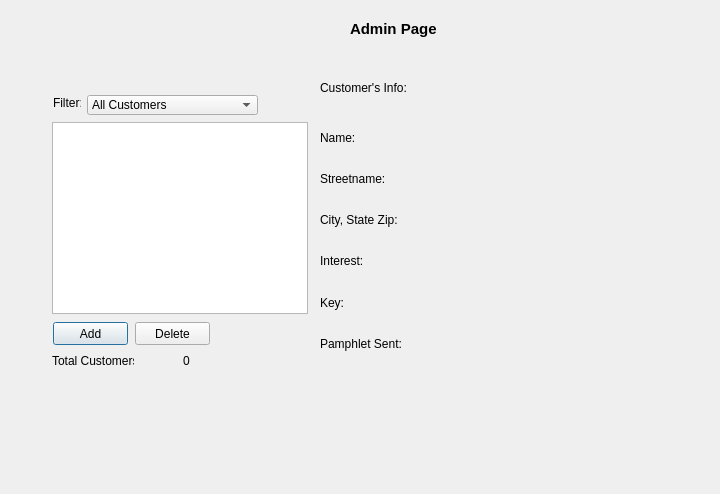
Above: Project/adminwindow.ui from nhitz/CS1CProject2 before the change. Below: the same form after it.
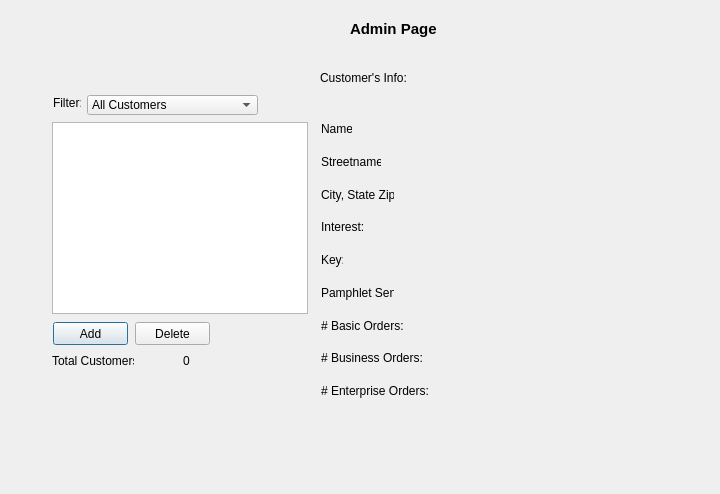
That is the form after the change.

Commit message: Updated admin window to display purchases

The edit to the form file:
```diff
--- a/Project/adminwindow.ui
+++ b/Project/adminwindow.ui
@@ -37,7 +37,7 @@
    <property name="geometry">
     <rect>
      <x>320</x>
-     <y>80</y>
+     <y>70</y>
      <width>141</width>
      <height>16</height>
     </rect>
@@ -146,109 +146,193 @@
     <string>Delete</string>
    </property>
   </widget>
+  <widget class="QLabel" name="label_9">
+   <property name="geometry">
+    <rect>
+     <x>321</x>
+     <y>121</y>
+     <width>31</width>
+     <height>16</height>
+    </rect>
+   </property>
+   <property name="text">
+    <string>Name:</string>
+   </property>
+  </widget>
+  <widget class="QLabel" name="label_8">
+   <property name="geometry">
+    <rect>
+     <x>321</x>
+     <y>154</y>
+     <width>60</width>
+     <height>16</height>
+    </rect>
+   </property>
+   <property name="text">
+    <string>Streetname:</string>
+   </property>
+  </widget>
+  <widget class="QLabel" name="label_7">
+   <property name="geometry">
+    <rect>
+     <x>321</x>
+     <y>187</y>
+     <width>73</width>
+     <height>16</height>
+    </rect>
+   </property>
+   <property name="text">
+    <string>City, State Zip:</string>
+   </property>
+  </widget>
+  <widget class="QLabel" name="label_6">
+   <property name="geometry">
+    <rect>
+     <x>321</x>
+     <y>219</y>
+     <width>43</width>
+     <height>16</height>
+    </rect>
+   </property>
+   <property name="text">
+    <string>Interest:</string>
+   </property>
+  </widget>
+  <widget class="QLabel" name="label_5">
+   <property name="geometry">
+    <rect>
+     <x>321</x>
+     <y>252</y>
+     <width>22</width>
+     <height>16</height>
+    </rect>
+   </property>
+   <property name="text">
+    <string>Key:</string>
+   </property>
+  </widget>
+  <widget class="QLabel" name="label_4">
+   <property name="geometry">
+    <rect>
+     <x>321</x>
+     <y>285</y>
+     <width>73</width>
+     <height>16</height>
+    </rect>
+   </property>
+   <property name="text">
+    <string>Pamphlet Sent:</string>
+   </property>
+  </widget>
+  <widget class="QLabel" name="label_10">
+   <property name="geometry">
+    <rect>
+     <x>321</x>
+     <y>318</y>
+     <width>101</width>
+     <height>16</height>
+    </rect>
+   </property>
+   <property name="text">
+    <string># Basic Orders:</string>
+   </property>
+  </widget>
+  <widget class="QLabel" name="label_11">
+   <property name="geometry">
+    <rect>
+     <x>321</x>
+     <y>350</y>
+     <width>101</width>
+     <height>16</height>
+    </rect>
+   </property>
+   <property name="text">
+    <string># Business Orders:</string>
+   </property>
+  </widget>
+  <widget class="QLabel" name="label_12">
+   <property name="geometry">
+    <rect>
+     <x>321</x>
+     <y>383</y>
+     <width>111</width>
+     <height>16</height>
+    </rect>
+   </property>
+   <property name="text">
+    <string># Enterprise Orders:</string>
+   </property>
+  </widget>
   <widget class="QWidget" name="">
    <property name="geometry">
     <rect>
-     <x>420</x>
-     <y>120</y>
-     <width>281</width>
-     <height>241</height>
+     <x>441</x>
+     <y>121</y>
+     <width>261</width>
+     <height>281</height>
     </rect>
    </property>
-   <layout class="QVBoxLayout" name="verticalLayout">
-    <item>
+   <layout class="QGridLayout" name="gridLayout">
+    <item row="0" column="0">
      <widget class="QLabel" name="selectedCustomerName">
       <property name="text">
        <string/>
       </property>
      </widget>
     </item>
-    <item>
+    <item row="1" column="0">
      <widget class="QLabel" name="selectedCustomerStreetname">
       <property name="text">
        <string/>
       </property>
      </widget>
     </item>
-    <item>
+    <item row="2" column="0">
      <widget class="QLabel" name="selectedCustomerCityStateZip">
       <property name="text">
        <string/>
       </property>
      </widget>
     </item>
-    <item>
-     <widget class="QLabel" name="selectedCustomerInterest">
-      <property name="text">
-       <string/>
-      </property>
-     </widget>
-    </item>
-    <item>
+    <item row="4" column="0">
      <widget class="QLabel" name="selectedCustomerKey">
       <property name="text">
        <string/>
       </property>
      </widget>
     </item>
-    <item>
+    <item row="3" column="0">
+     <widget class="QLabel" name="selectedCustomerInterest">
+      <property name="text">
+       <string/>
+      </property>
+     </widget>
+    </item>
+    <item row="6" column="0">
      <widget class="QLabel" name="selectedCustomerPamphlet">
       <property name="text">
        <string/>
       </property>
      </widget>
     </item>
-   </layout>
-  </widget>
-  <widget class="QWidget" name="">
-   <property name="geometry">
-    <rect>
-     <x>320</x>
-     <y>120</y>
-     <width>101</width>
-     <height>241</height>
-    </rect>
-   </property>
-   <layout class="QVBoxLayout" name="verticalLayout_2">
-    <item>
-     <widget class="QLabel" name="label_9">
+    <item row="7" column="0">
+     <widget class="QLabel" name="selectedBasicOrders">
       <property name="text">
-       <string>Name:</string>
+       <string/>
       </property>
      </widget>
     </item>
-    <item>
-     <widget class="QLabel" name="label_8">
+    <item row="8" column="0">
+     <widget class="QLabel" name="selectedBusinessOrders">
       <property name="text">
-       <string>Streetname:</string>
+       <string/>
       </property>
      </widget>
     </item>
-    <item>
-     <widget class="QLabel" name="label_7">
+    <item row="9" column="0">
+     <widget class="QLabel" name="selectedEnterpriseOrders">
       <property name="text">
-       <string>City, State Zip:</string>
-      </property>
-     </widget>
-    </item>
-    <item>
-     <widget class="QLabel" name="label_6">
-      <property name="text">
-       <string>Interest:</string>
-      </property>
-     </widget>
-    </item>
-    <item>
-     <widget class="QLabel" name="label_5">
-      <property name="text">
-       <string>Key:</string>
-      </property>
-     </widget>
-    </item>
-    <item>
-     <widget class="QLabel" name="label_4">
-      <property name="text">
-       <string>Pamphlet Sent:</string>
+       <string/>
       </property>
      </widget>
     </item>
```
The commit also changes 3 other files.
